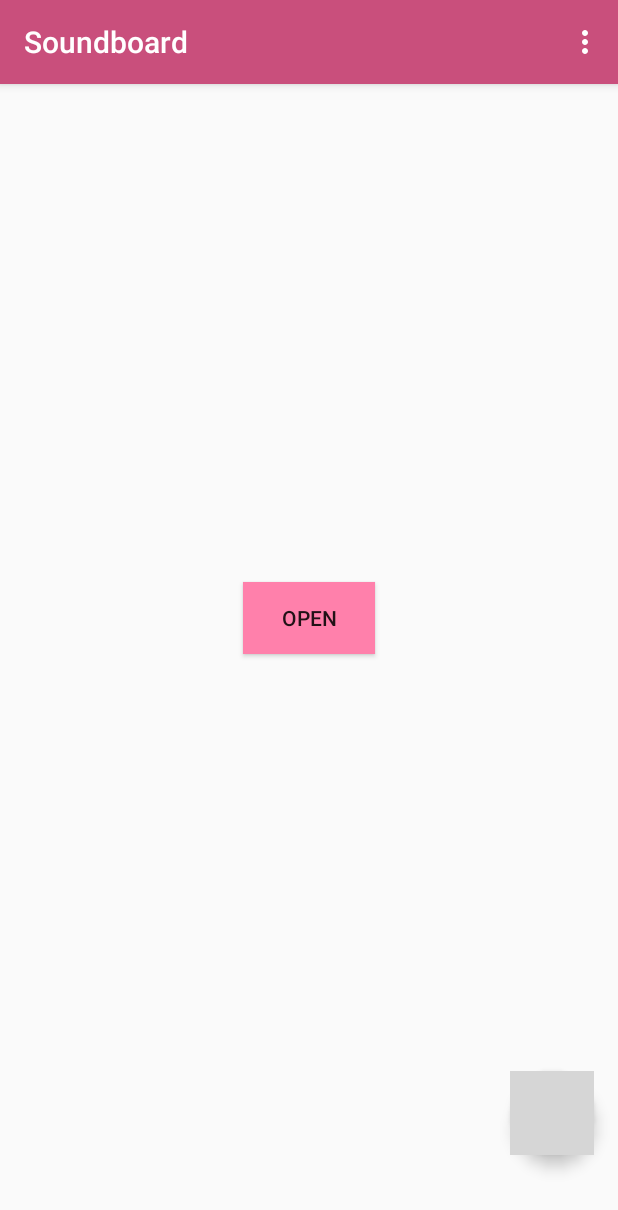
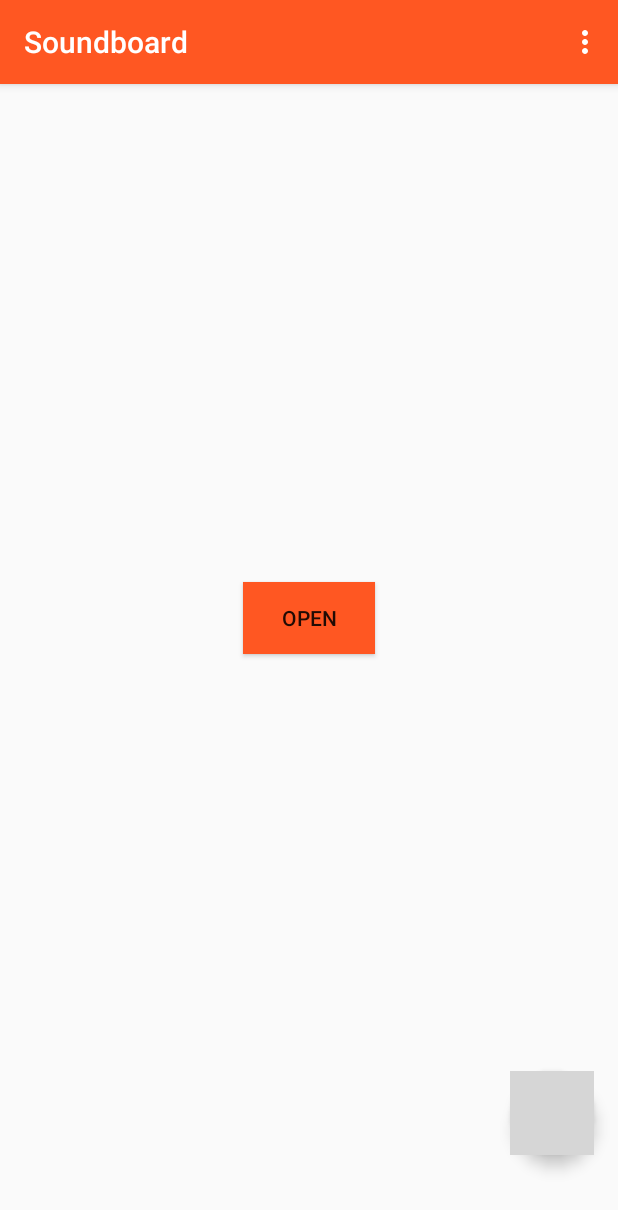
Before and after one commit to leche-hombre/soundboard, an Android app: the screen it shows after launch (MainActivity), on a phone screen of 412 x 824 dp. Shown: the top 1210 px of the screen. Run offline under Robolectric (Android 15) with nearby library versions, the phone set to English and light mode, and no system bars; grey boxes are pictures that could not be loaded.

Commit message:
Update colour theme

```diff
--- a/app/src/main/res/layout/activity_main.xml
+++ b/app/src/main/res/layout/activity_main.xml
@@ -9,7 +9,7 @@
     <com.google.android.material.appbar.AppBarLayout
             android:layout_width="match_parent"
             android:layout_height="wrap_content"
-            android:background="#c94f7c"
+            android:background="@color/colorPrimary"
             android:theme="@style/AppTheme.AppBarOverlay"
             app:layout_constraintTop_toTopOf="parent">
 
@@ -17,7 +17,7 @@
                 android:id="@+id/toolbar"
                 android:layout_width="match_parent"
                 android:layout_height="?attr/actionBarSize"
-                android:background="#c94f7c"
+                android:background="@color/colorPrimary"
                 app:popupTheme="@style/AppTheme.PopupOverlay" />
 
     </com.google.android.material.appbar.AppBarLayout>
@@ -26,7 +26,7 @@
             android:id="@+id/btn_soundboard"
             android:layout_width="wrap_content"
             android:layout_height="wrap_content"
-            android:background="#ff80ab"
+            android:background="@color/colorPrimary"
             android:text="@string/open_soundboard"
             app:layout_constraintBottom_toBottomOf="parent"
             app:layout_constraintEnd_toEndOf="parent"
@@ -41,10 +41,10 @@
             android:layout_marginTop="659dp"
             android:layout_marginEnd="16dp"
             android:src="@drawable/ic_add_black_18dp"
-            app:backgroundTint="#ff80ab"
+            app:backgroundTint="@color/colorPrimary"
+            app:layout_constraintBottom_toBottomOf="parent"
             app:layout_constraintEnd_toEndOf="parent"
             app:layout_constraintStart_toStartOf="parent"
-            app:layout_constraintTop_toTopOf="parent"
-            app:layout_constraintBottom_toBottomOf="parent"/>
+            app:layout_constraintTop_toTopOf="parent" />
 
 </androidx.constraintlayout.widget.ConstraintLayout>
--- a/app/src/main/res/values/colors.xml
+++ b/app/src/main/res/values/colors.xml
@@ -1,6 +1,6 @@
 <?xml version="1.0" encoding="utf-8"?>
 <resources>
-    <color name="colorPrimary">#008577</color>
-    <color name="colorPrimaryDark">#00574B</color>
-    <color name="colorAccent">#D81B60</color>
+    <color name="colorPrimary">#ff5722</color>
+    <color name="colorPrimaryDark">#ff8a50</color>
+    <color name="colorAccent">#c41c00</color>
 </resources>
```
